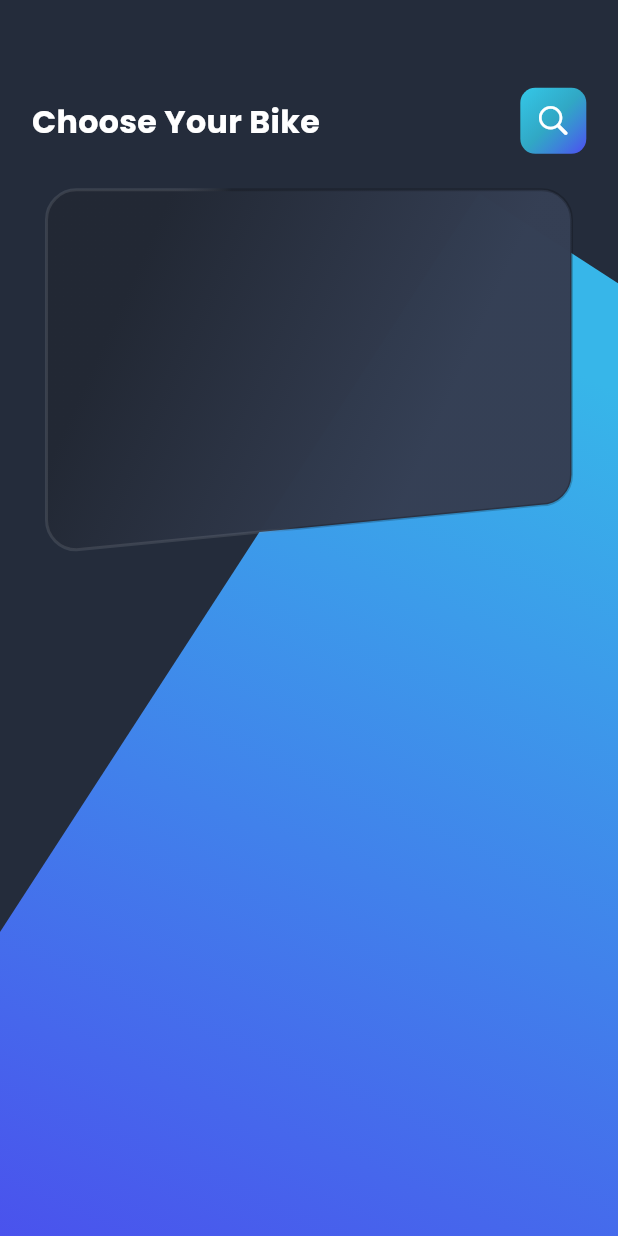
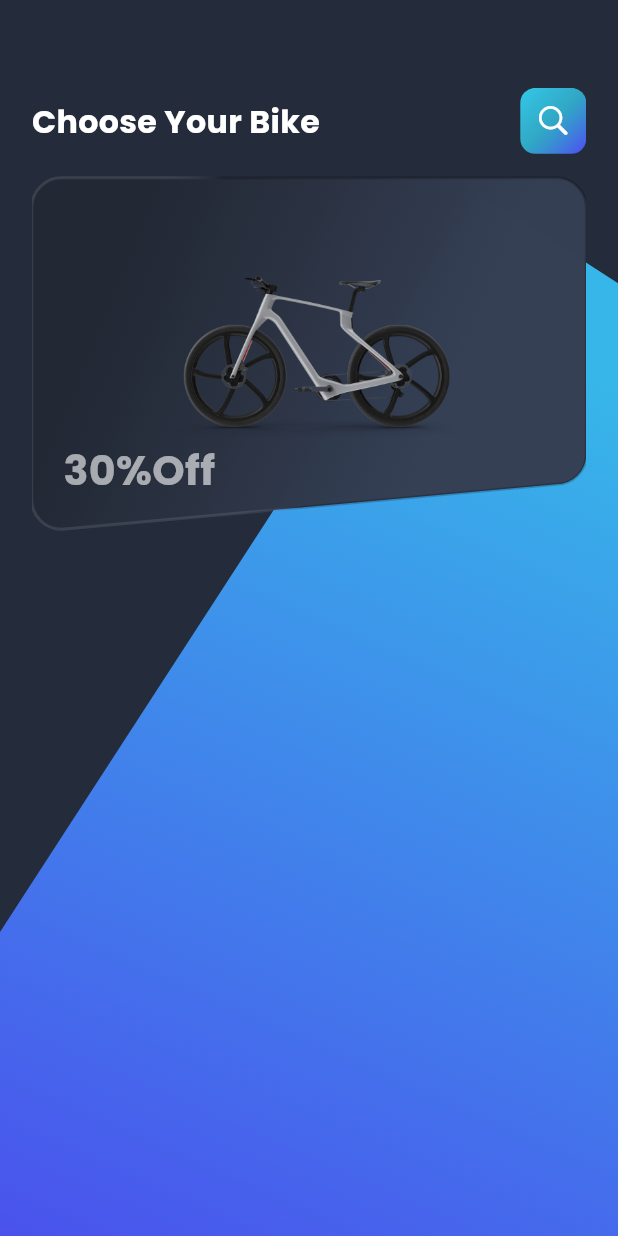
Before and after one commit to AlaaMahrous/bike_shopping_app, a Flutter app: the screen it shows after launch, on a phone screen of 412 x 824 dp. Run offline on Flutter 3.47's test engine with Material 3 defaults, Android fonts, the phone set to English and light mode, and no system bars; our stand-ins replace flutter_screenutil.

Commit message:
finished the top card

```diff
--- a/lib/main.dart
+++ b/lib/main.dart
@@ -1,9 +1,6 @@
 import 'package:bike_shopping_app/presentation/screens/home_screen.dart';
-import 'package:bike_shopping_app/presentation/widgets/custom_shape_painter.dart';
 import 'package:flutter/material.dart';
 import 'package:flutter_screenutil/flutter_screenutil.dart';
-import 'package:flutter/cupertino.dart';
-import 'package:hugeicons/hugeicons.dart';
 
 void main() async {
   WidgetsFlutterBinding.ensureInitialized();
--- a/lib/presentation/screens/home_screen.dart
+++ b/lib/presentation/screens/home_screen.dart
@@ -1,7 +1,6 @@
-import 'package:bike_shopping_app/main.dart';
 import 'package:bike_shopping_app/presentation/widgets/custom_shape.dart';
-import 'package:bike_shopping_app/presentation/widgets/icon_card.dart';
-import 'package:flutter/cupertino.dart';
+import 'package:bike_shopping_app/presentation/widgets/customed_app_bar.dart';
+import 'package:bike_shopping_app/presentation/widgets/home_back_ground_design.dart';
 import 'package:flutter/material.dart';
 import 'package:flutter_screenutil/flutter_screenutil.dart';
 
@@ -14,54 +13,14 @@ class HomeScreen extends StatelessWidget {
       backgroundColor: Color(0xFF242C3B),
       body: Stack(
         children: [
-          Positioned(
-            top: 200.h,
-            left: 65.w,
-            child: Transform.rotate(
-              angle: 720,
-              child: Opacity(
-                opacity: 1.0,
-                child: Container(
-                  width: 450.w,
-                  height: 800.h,
-                  decoration: BoxDecoration(
-                    gradient: LinearGradient(
-                      begin: Alignment.topCenter,
-                      end: Alignment.bottomCenter,
-                      transform: GradientRotation(170.76 * 3.14159 / 180),
-                      colors: [Color(0xFF37B6E9), Color(0xFF4B4CED)],
-                      stops: [0.0644, 0.9929],
-                    ),
-                    borderRadius: BorderRadius.circular(0),
-                  ),
-                ),
-              ),
-            ),
-          ),
+          HomeBackGroundDesign(),
           Positioned.fill(
             child: Padding(
               padding: EdgeInsets.only(top: 60.h, right: 20.w, left: 20.w),
-              child: Column(
+              child: Stack(
                 children: [
-                  Row(
-                    mainAxisAlignment: MainAxisAlignment.spaceBetween,
-                    children: [
-                      Text(
-                        'Choose Your Bike',
-                        style: TextStyle(
-                          color: Colors.white,
-                          fontFamily: 'Poppins',
-                          fontWeight: FontWeight.w700,
-                          fontSize: 20.sp,
-                        ),
-                      ),
-                      IconCard(
-                        child: Icon(CupertinoIcons.search, color: Colors.white),
-                      ),
-                    ],
-                  ),
-                  SizedBox(height: 24),
-                  CustomShape(),
+                  CustomedAppBar(),
+                  Positioned(top: 60, child: CustomShape()),
                 ],
               ),
             ),
--- a/lib/presentation/widgets/custom_shape.dart
+++ b/lib/presentation/widgets/custom_shape.dart
@@ -1,15 +1,40 @@
 import 'package:bike_shopping_app/presentation/widgets/custom_shape_painter.dart';
 import 'package:flutter/material.dart';
+import 'package:flutter_screenutil/flutter_screenutil.dart';
 
 class CustomShape extends StatelessWidget {
   const CustomShape({super.key});
 
   @override
   Widget build(BuildContext context) {
-    return SizedBox(
-      width: 350,
-      height: 240,
-      child: CustomPaint(painter: CustomShapePainter()),
+    return Stack(
+      children: [
+        SizedBox(
+          width: 350.w,
+          height: 240.h,
+          child: CustomPaint(painter: CustomShapePainter()),
+        ),
+        Center(
+          child: Image.asset(
+            'assets/images/bike.png',
+            height: 240.h,
+            width: 360.w,
+          ),
+        ),
+        Positioned(
+          bottom: 20.h,
+          left: 20.w,
+          child: Text(
+            '30%Off',
+            style: TextStyle(
+              color: const Color(0x99FFFFFF),
+              fontFamily: 'Poppins',
+              fontWeight: FontWeight.w700,
+              fontSize: 26.sp,
+            ),
+          ),
+        ),
+      ],
     );
   }
 }
--- /dev/null
+++ b/lib/presentation/widgets/customed_app_bar.dart
@@ -0,0 +1,27 @@
+import 'package:bike_shopping_app/presentation/widgets/icon_card.dart';
+import 'package:flutter/cupertino.dart';
+import 'package:flutter/material.dart';
+import 'package:flutter_screenutil/flutter_screenutil.dart';
+
+class CustomedAppBar extends StatelessWidget {
+  const CustomedAppBar({super.key});
+
+  @override
+  Widget build(BuildContext context) {
+    return Row(
+      mainAxisAlignment: MainAxisAlignment.spaceBetween,
+      children: [
+        Text(
+          'Choose Your Bike',
+          style: TextStyle(
+            color: Colors.white,
+            fontFamily: 'Poppins',
+            fontWeight: FontWeight.w700,
+            fontSize: 20.sp,
+          ),
+        ),
+        IconCard(child: Icon(CupertinoIcons.search, color: Colors.white)),
+      ],
+    );
+  }
+}
--- /dev/null
+++ b/lib/presentation/widgets/home_back_ground_design.dart
@@ -0,0 +1,34 @@
+import 'package:flutter/cupertino.dart';
+import 'package:flutter_screenutil/flutter_screenutil.dart';
+
+class HomeBackGroundDesign extends StatelessWidget {
+  const HomeBackGroundDesign({super.key});
+
+  @override
+  Widget build(BuildContext context) {
+    return Positioned(
+      top: 200.h,
+      left: 65.w,
+      child: Transform.rotate(
+        angle: 720,
+        child: Opacity(
+          opacity: 1.0,
+          child: Container(
+            width: 450.w,
+            height: 800.h,
+            decoration: BoxDecoration(
+              gradient: LinearGradient(
+                begin: Alignment.topCenter,
+                end: Alignment.bottomCenter,
+                transform: GradientRotation(170.76 * 3.14159 / 180),
+                colors: [Color(0xFF37B6E9), Color(0xFF4B4CED)],
+                stops: [0.0644, 0.9929],
+              ),
+              borderRadius: BorderRadius.circular(0),
+            ),
+          ),
+        ),
+      ),
+    );
+  }
+}
```
